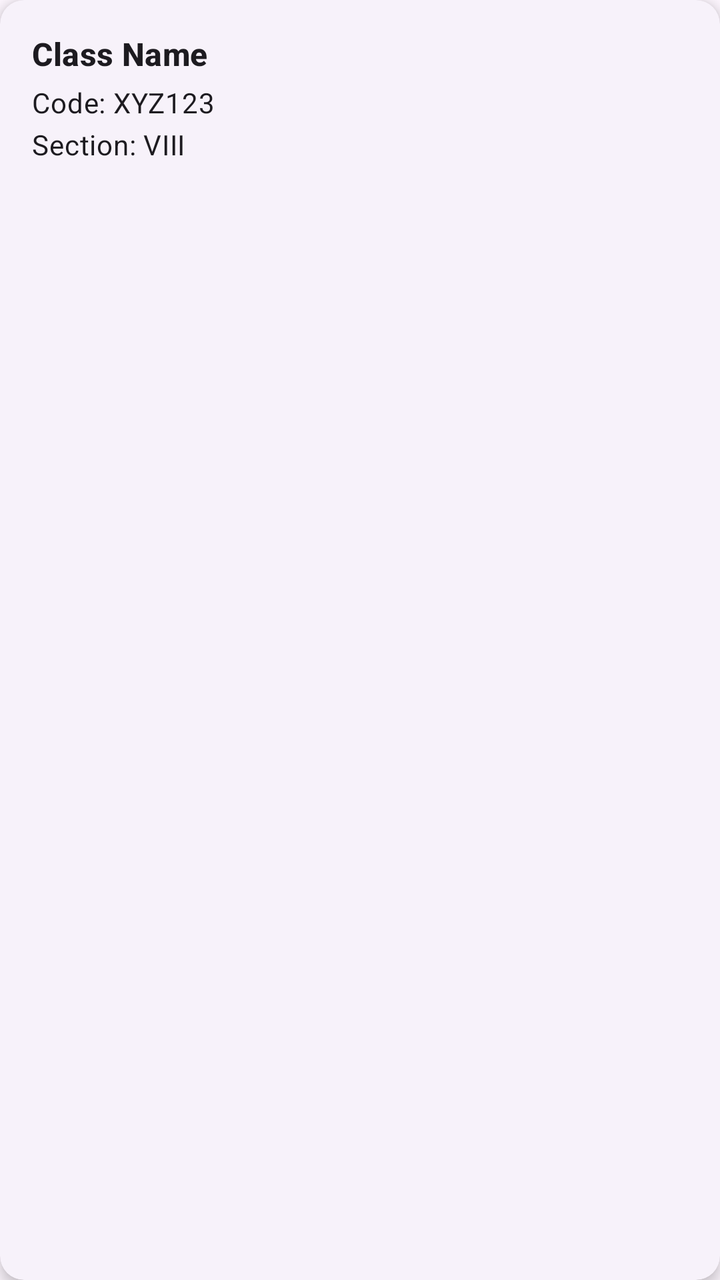
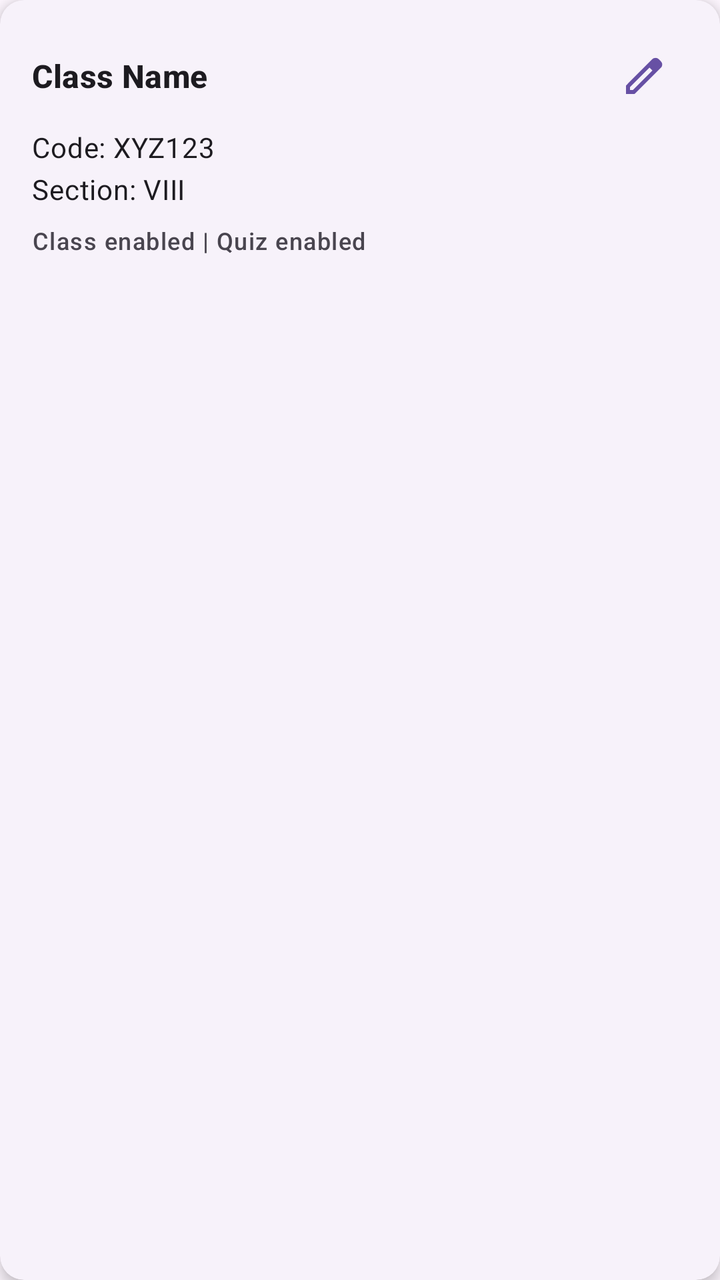

An Android layout rendered at two revisions. The XML below is the earlier revision; the diff shows what the commit changed to produce the second picture.
<!-- AndroidManifest.xml: application theme Theme.TeacherApp -->
<!-- res/layout/item_class.xml -->
<com.google.android.material.card.MaterialCardView xmlns:android="http://schemas.android.com/apk/res/android"
    xmlns:app="http://schemas.android.com/apk/res-auto"
    android:layout_width="match_parent"
    android:layout_height="wrap_content"
    android:layout_marginVertical="4dp"
    android:layout_marginHorizontal="8dp"
    app:cardCornerRadius="12dp"
    app:cardElevation="4dp"
    style="@style/Widget.Material3.CardView.Elevated">

    <LinearLayout
        android:layout_width="match_parent"
        android:layout_height="wrap_content"
        android:orientation="vertical"
        android:padding="16dp">

        <com.google.android.material.textview.MaterialTextView
            android:id="@+id/tv_item_class_name"
            style="?attr/textAppearanceTitleMedium"
            android:layout_width="match_parent"
            android:layout_height="wrap_content"
            android:text="Class Name"
            android:textStyle="bold" />

        <com.google.android.material.textview.MaterialTextView
            android:id="@+id/tv_item_class_code"
            style="?attr/textAppearanceBodyMedium"
            android:layout_width="match_parent"
            android:layout_height="wrap_content"
            android:paddingTop="4dp"
            android:text="Code: XYZ123"/>

        <com.google.android.material.textview.MaterialTextView
            android:id="@+id/tv_item_class_section"
            style="?attr/textAppearanceBodyMedium"
            android:layout_width="match_parent"
            android:layout_height="wrap_content"
            android:paddingTop="2dp"
            android:text="Section: VIII" />

    </LinearLayout>
</com.google.android.material.card.MaterialCardView>
<!-- resources referenced by this layout -->
<resources>
  <style name="Theme.TeacherApp" parent="Base.Theme.TeacherApp" />
  <style name="Base.Theme.TeacherApp" parent="Theme.Material3.DayNight.NoActionBar">
          
          
      </style>
</resources>

<!-- the commit's change to res/layout/item_class.xml (unified diff, before → after) -->
@@ -14,13 +14,34 @@
         android:orientation="vertical"
         android:padding="16dp">
 
-        <com.google.android.material.textview.MaterialTextView
-            android:id="@+id/tv_item_class_name"
-            style="?attr/textAppearanceTitleMedium"
+        <LinearLayout
             android:layout_width="match_parent"
             android:layout_height="wrap_content"
-            android:text="Class Name"
-            android:textStyle="bold" />
+            android:gravity="center_vertical"
+            android:orientation="horizontal">
+
+            <com.google.android.material.textview.MaterialTextView
+                android:id="@+id/tv_item_class_name"
+                style="?attr/textAppearanceTitleMedium"
+                android:layout_width="0dp"
+                android:layout_height="wrap_content"
+                android:layout_weight="1"
+                android:ellipsize="end"
+                android:maxLines="1"
+                android:text="Class Name"
+                android:textStyle="bold" />
+
+            <ImageButton
+                android:id="@+id/btn_edit_classroom"
+                android:layout_width="44dp"
+                android:layout_height="44dp"
+                android:background="?attr/selectableItemBackgroundBorderless"
+                android:contentDescription="Edit classroom"
+                android:padding="10dp"
+                android:src="@drawable/ic_edit"
+                app:tint="?attr/colorPrimary" />
+
+        </LinearLayout>
 
         <com.google.android.material.textview.MaterialTextView
             android:id="@+id/tv_item_class_code"
@@ -38,5 +59,13 @@
             android:paddingTop="2dp"
             android:text="Section: VIII" />
 
+        <com.google.android.material.textview.MaterialTextView
+            android:id="@+id/tv_item_class_status"
+            style="?attr/textAppearanceLabelMedium"
+            android:layout_width="match_parent"
+            android:layout_height="wrap_content"
+            android:paddingTop="8dp"
+            android:text="Class enabled | Quiz enabled" />
+
     </LinearLayout>
 </com.google.android.material.card.MaterialCardView>
<!-- resource entries referenced after the edit -->
@@ -1,5 +1,16 @@
 <!-- resources referenced by this layout -->
 <resources>
+  <!-- drawable ic_edit (drawable) -->
+  <vector xmlns:android="http://schemas.android.com/apk/res/android"
+      android:width="24dp"
+      android:height="24dp"
+      android:tint="?attr/colorControlNormal"
+      android:viewportWidth="960"
+      android:viewportHeight="960">
+      <path
+          android:fillColor="@android:color/white"
+          android:pathData="M200,760L257,760L648,369L591,312L200,703L200,760ZM120,840L120,670L648,142Q660,130 677,124Q694,118 711,118Q729,118 746,125Q763,132 776,145L818,188Q831,200 837.5,217Q844,234 844,251Q844,268 837.5,285Q831,302 818,315L290,840L120,840ZM760,252L717,209L760,252ZM648,369L591,312L648,369Z" />
+  </vector>
   <style name="Theme.TeacherApp" parent="Base.Theme.TeacherApp" />
   <style name="Base.Theme.TeacherApp" parent="Theme.Material3.DayNight.NoActionBar">
           
